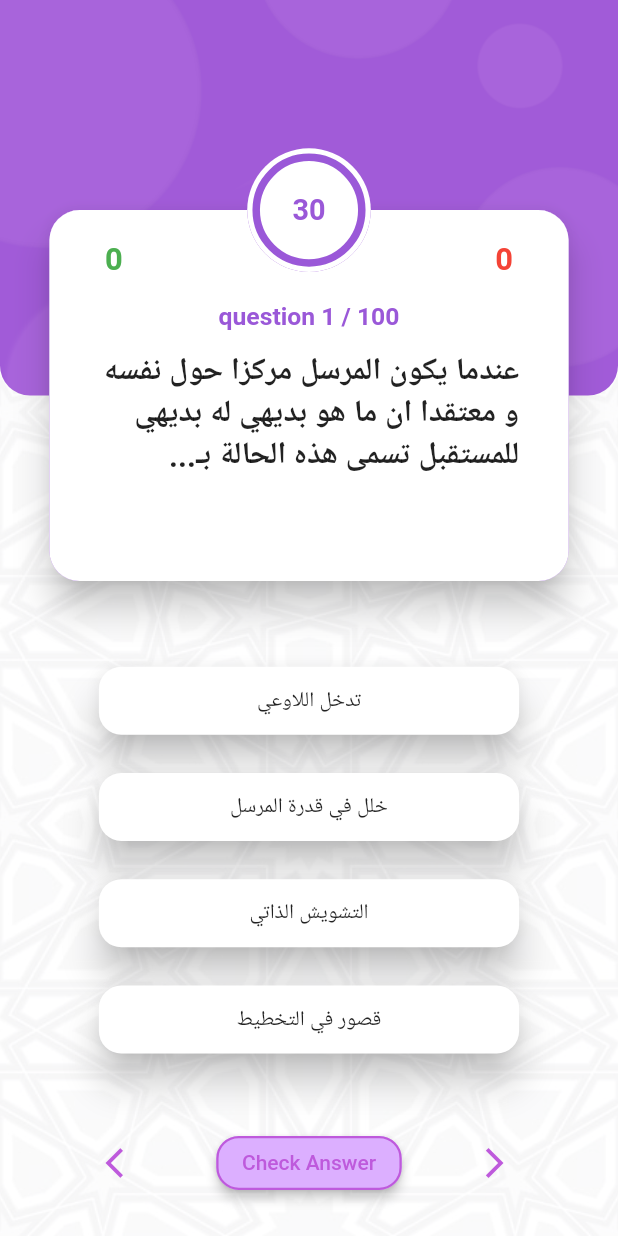
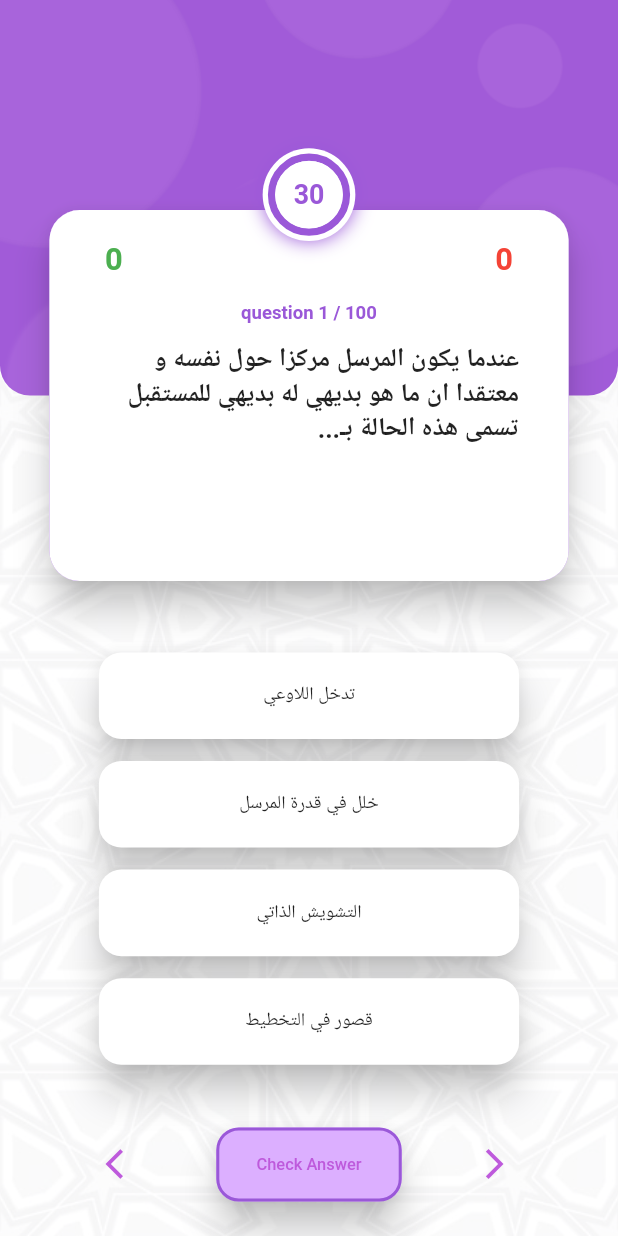
Before and after one commit to omarkaialy/JU_APP, a Flutter app: the screen it shows after launch, on a phone screen of 412 x 824 dp. Run offline on Flutter 3.47's test engine with Material 2 defaults, Android fonts, the phone set to English and light mode, and no system bars; drawn by our look-alikes of circular_countdown_timer; our stand-ins replace sizer.

Commit message:
osama's update

```diff
--- a/lib/Home.dart
+++ b/lib/Home.dart
@@ -74,12 +74,14 @@ class _HomeState extends State<Home> {
                 QuizBrain.qui.length,
               ),
               Container(
-                width: 20.w,
-                height: 20.w,
+                width: 15.w,
+                height: 15.w,
                 decoration: BoxDecoration(
                   boxShadow: [
                     new BoxShadow(
                       color: ourColor,
+                      //offset: Offset.fromDirection(50),
+                      blurRadius: 10,
                     ),
                   ],
                   color: Colors.white,
@@ -104,7 +106,7 @@ class _HomeState extends State<Home> {
                     },
                     textStyle: TextStyle(
                       fontWeight: FontWeight.bold,
-                      fontSize: 14.sp,
+                      fontSize: 13.sp,
                       color: ourColor,
                     ),
                     backgroundColor: Colors.white,
@@ -127,13 +129,8 @@ class _HomeState extends State<Home> {
                 choiceButton('a'),
                 choiceButton('b'),
                 choiceButton('c'),
-                choiceButton('d')
-              ],
-            ),
-          ),
-          SizedBox(
-            height: 3.h,
-          ),
+                choiceButton('d'),
+                SizedBox(height: 1.5.h),
                 Row(
                   children: [
                     SizedBox(width: 5.w),
@@ -161,33 +158,48 @@ class _HomeState extends State<Home> {
                     ),
                     //SizedBox(width: 2.w),
                     Expanded(
-                child: TextButton(
-                  style: ButtonStyle(
-                    backgroundColor: MaterialStateProperty.all(
-                      Color.fromRGBO(220, 175, 255, 80),
-                    ),
-                    elevation: MaterialStateProperty.all(3),
-                    side: MaterialStateProperty.all(
-                      BorderSide(
-                        color: Color.fromRGBO(190, 90, 220, 50),
-                        width: 1.5,
-                      ),
-                    ),
-                    shape: MaterialStateProperty.all(
-                      RoundedRectangleBorder(
+                      child: MaterialButton(
+                        // style: ButtonStyle(
+                        //   backgroundColor: MaterialStateProperty.all(
+                        //     Color.fromRGBO(220, 175, 255, 80),
+                        //   ),
+                        //   elevation: MaterialStateProperty.all(3),
+                        //   side: MaterialStateProperty.all(
+                        //     BorderSide(
+                        //       color: Color.fromRGBO(190, 90, 220, 50),
+                        //       width: 1.5,
+                        //     ),
+                        //   ),
+                        //   shape: MaterialStateProperty.all(
+                        //     RoundedRectangleBorder(
+                        //       borderRadius: BorderRadius.circular(15),
+                        //     ),
+                        //   ),
+                        // ),
+                        minWidth: 10.w,
+                        height: 6.h,
+                        color: Color.fromRGBO(220, 175, 255, 80),
+                        elevation: 10,
+                        disabledElevation: 3,
+                        disabledColor: Colors.white,
+                        shape: RoundedRectangleBorder(
                           borderRadius: BorderRadius.circular(15),
-                      ),
+                          side: BorderSide(
+                            color: ourColor,
+                            width: 2,
                           ),
                         ),
                         child: Text(
                           'Check Answer',
                           style: TextStyle(
                             color: Color.fromRGBO(190, 90, 220, 50),
+                            fontSize: 8.sp,
                           ),
                         ),
                         onPressed: () {
                           setState(() {
-                      if (buttonDisabled == questionCounter && answer != '') {
+                            if (buttonDisabled == questionCounter &&
+                                answer != '') {
                               checkAnswer(answer);
                               showBtnColors();
                               buttonClicked = false;
@@ -222,8 +234,11 @@ class _HomeState extends State<Home> {
                     SizedBox(width: 5.w),
                   ],
                 ),
+              ],
+            ),
+          ),
           SizedBox(
-            height: 3.h,
+            height: 1.h,
           ),
         ],
       ),
@@ -354,7 +369,7 @@ class _HomeState extends State<Home> {
                 style: TextStyle(
                   color: ourColor,
                   fontWeight: FontWeight.bold,
-                  fontSize: 12.sp,
+                  fontSize: 9.sp,
                 ),
               ),
             ),
@@ -371,7 +386,7 @@ class _HomeState extends State<Home> {
                 textDirection: TextDirection.rtl,
                 style: TextStyle(
                   fontWeight: FontWeight.bold,
-                  fontSize: 15.sp,
+                  fontSize: 12.5.sp,
                 ),
               ),
             ),
@@ -385,7 +400,7 @@ class _HomeState extends State<Home> {
   MaterialButton choiceButton(String buttonKey) {
     return MaterialButton(
       minWidth: 68.w,
-      height: 5.5.h,
+      height: 7.h,
       color: Colors.white,
       elevation: 10,
       disabledElevation: 3,
@@ -394,7 +409,7 @@ class _HomeState extends State<Home> {
         borderRadius: BorderRadius.circular(15),
         side: BorderSide(
           color: btnColor[buttonKey]!,
-          width: 2,
+          width: 2.5,
         ),
       ),
       onPressed: () {
@@ -411,6 +426,9 @@ class _HomeState extends State<Home> {
       child: Text(
         QuizBrain.omar[questionCounter.toString()]![buttonKey].toString(),
         textDirection: TextDirection.rtl,
+        style: TextStyle(
+          fontSize: 9.sp,
+        ),
       ),
       highlightColor: ourColor,
       splashColor: ourColor,
```
Lines whose indentation alone changed are shown as unchanged.
